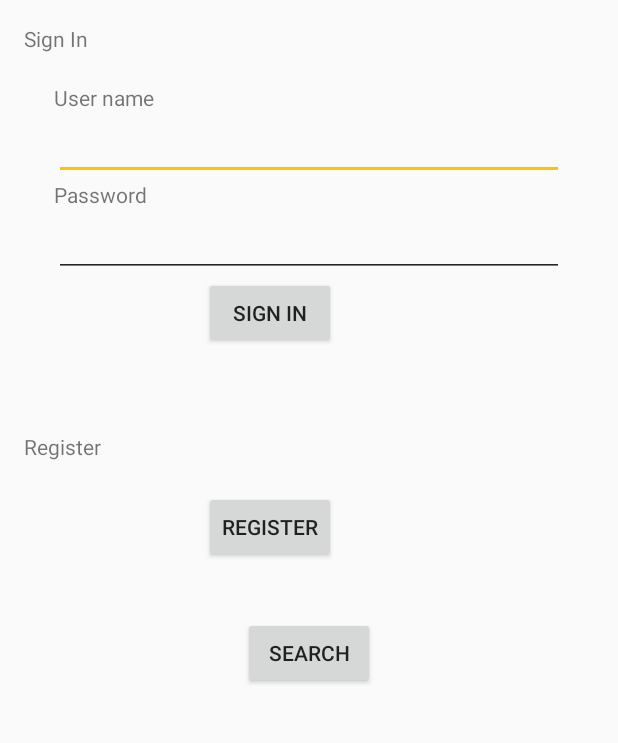
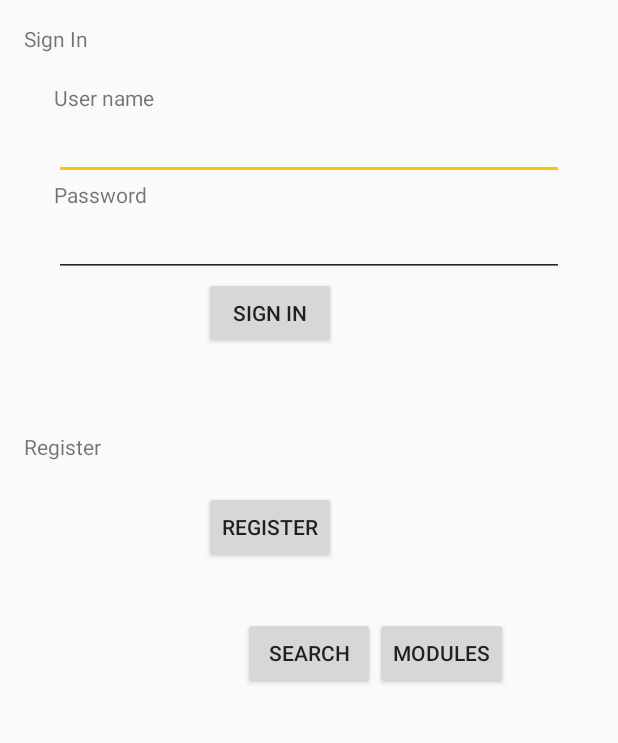
Before and after one commit to sanjayio/finnacle, an Android app: the screen it shows after launch (SignIn), on a phone screen of 412 x 824 dp, the part 84-827 px from its top. Run offline under Robolectric (Android 15) with nearby library versions, the phone set to English and light mode, and no system bars.

Commit message:
both modules and menu options are working

```diff
--- a/app/src/main/java/hpcoe/com/menuhelpdesk/SignIn.java
+++ b/app/src/main/java/hpcoe/com/menuhelpdesk/SignIn.java
@@ -38,7 +38,7 @@ import hpcoe.com.menuhelpdesk.utils.CryptIt;
 public class SignIn extends ActionBarActivity {
 
     EditText mUserName, mUserpwd;
-    Button mSearchBtn, mBtnSignIn, mBtnRegister;
+    Button mSearchBtn, mBtnSignIn, mBtnRegister, mModulesButton;
     TextView mErrorMsg;
     SharedPreferences settings;
 
@@ -59,6 +59,7 @@ public class SignIn extends ActionBarActivity {
         mSearchBtn = (Button) findViewById(R.id.button_search_signin);
         mBtnRegister = (Button) findViewById(R.id.btn_register);
         mErrorMsg = (TextView) findViewById(R.id.errorMessage);
+        mModulesButton = (Button) findViewById(R.id.modulesbutton);
 
         mBtnRegister.setOnClickListener(new View.OnClickListener() {
             @Override
@@ -67,6 +68,15 @@ public class SignIn extends ActionBarActivity {
                 startActivity(myIntent);
             }
         });
+
+        mModulesButton.setOnClickListener(new View.OnClickListener() {
+            @Override
+            public void onClick(View v) {
+                Intent myIntent = new Intent(v.getContext(), Modules_Activity.class);
+                startActivity(myIntent);
+            }
+        });
+
 
         mSearchBtn.setOnClickListener(new View.OnClickListener() {
             @Override
--- a/app/src/main/res/layout/activity_sign_in.xml
+++ b/app/src/main/res/layout/activity_sign_in.xml
@@ -113,4 +113,13 @@
         android:layout_below="@+id/scrollView"
         android:layout_centerHorizontal="true" />
 
+    <Button
+        android:layout_width="wrap_content"
+        android:layout_height="wrap_content"
+        android:text="modules"
+        android:id="@+id/modulesbutton"
+        android:layout_alignBottom="@+id/button_search_signin"
+        android:layout_toRightOf="@+id/button_search_signin"
+        android:layout_toEndOf="@+id/button_search_signin" />
+
 </RelativeLayout>
```
Also changed, not shown: app/src/main/java/hpcoe/com/menuhelpdesk/Modules_Activity.java (+22 -1 lines), app/src/main/res/layout/activity_modules.xml (+19 -0 lines).
